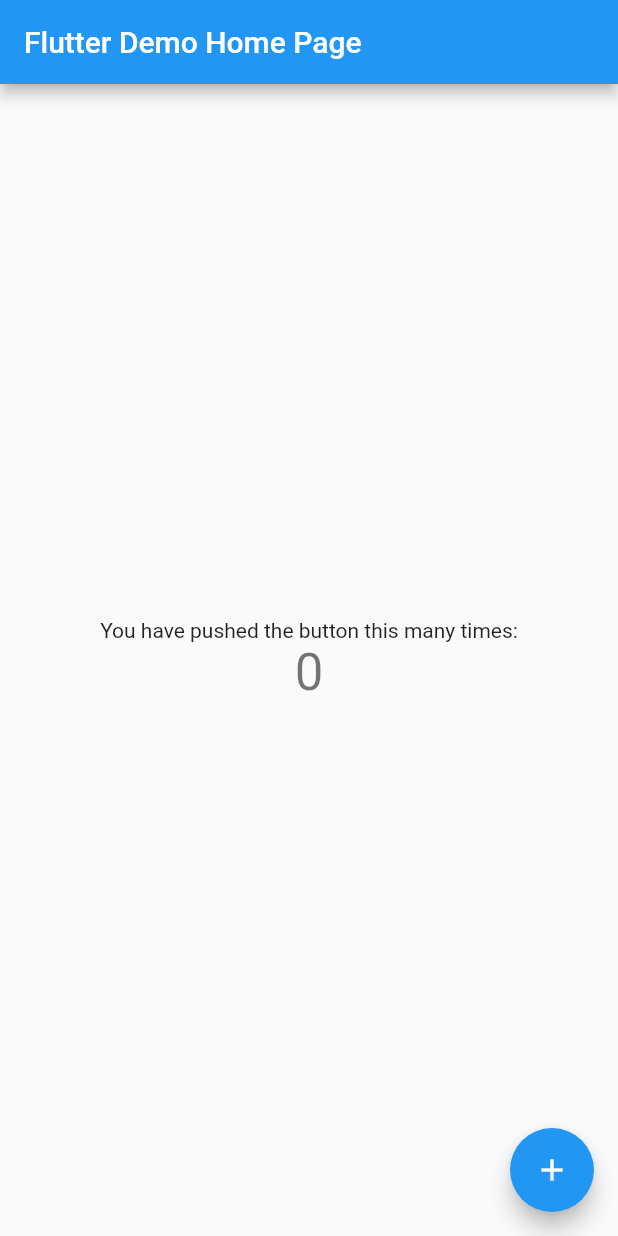
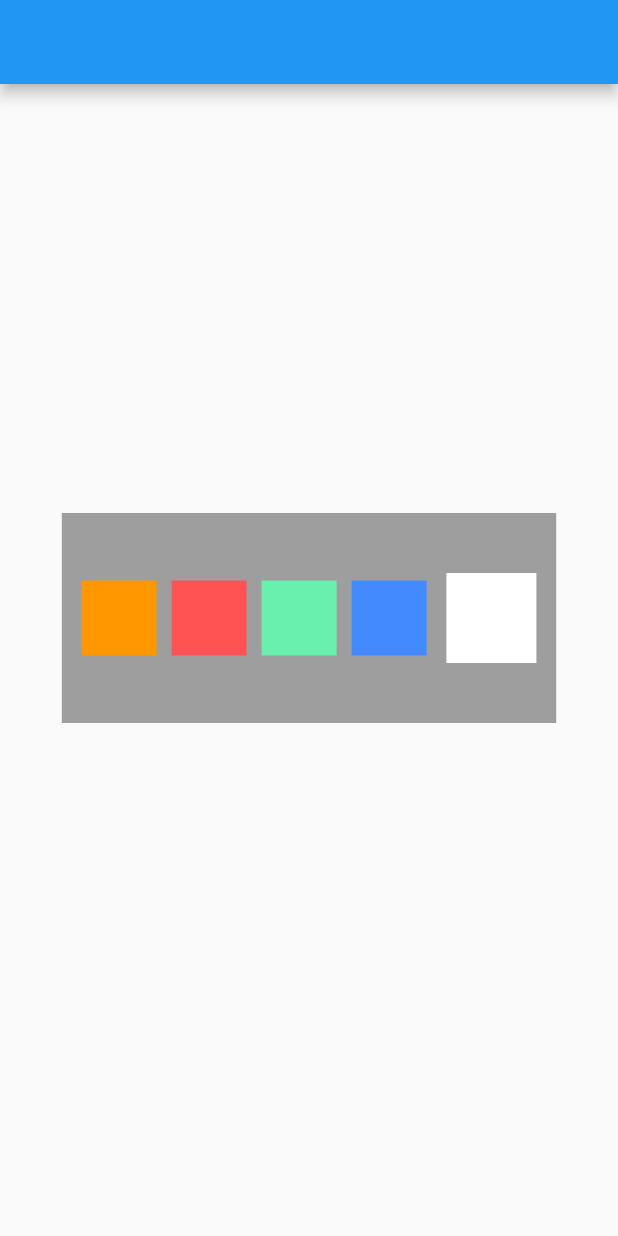
Before and after one commit to blakewood84/flutter-sweet-captcha, a Flutter app: the screen it shows after launch, on a phone screen of 412 x 824 dp. Run offline on Flutter 3.47's test engine with Material 2 defaults, Android fonts, the phone set to English and light mode, and no system bars.

```diff
--- a/lib/main.dart
+++ b/lib/main.dart
@@ -1,115 +1,116 @@
 import 'package:flutter/material.dart';
 
 void main() {
-  runApp(const MyApp());
+  runApp(const App());
 }
 
-class MyApp extends StatelessWidget {
-  const MyApp({super.key});
+enum CaptchaOptions { one, two, three, four }
 
-  // This widget is the root of your application.
+class App extends StatelessWidget {
+  const App({super.key});
+
   @override
   Widget build(BuildContext context) {
     return MaterialApp(
-      title: 'Flutter Demo',
+      title: 'Sweet Captcha Demo',
       theme: ThemeData(
-        // This is the theme of your application.
-        //
-        // Try running your application with "flutter run". You'll see the
-        // application has a blue toolbar. Then, without quitting the app, try
-        // changing the primarySwatch below to Colors.green and then invoke
-        // "hot reload" (press "r" in the console where you ran "flutter run",
-        // or simply save your changes to "hot reload" in a Flutter IDE).
-        // Notice that the counter didn't reset back to zero; the application
-        // is not restarted.
         primarySwatch: Colors.blue,
       ),
-      home: const MyHomePage(title: 'Flutter Demo Home Page'),
+      home: Scaffold(
+        extendBodyBehindAppBar: true,
+        appBar: AppBar(),
+        body: LayoutBuilder(
+          builder: (_, constraints) {
+            final width = constraints.maxWidth;
+            final height = constraints.maxHeight;
+
+            return SizedBox(
+              height: height,
+              width: width,
+              child: Column(
+                mainAxisAlignment: MainAxisAlignment.center,
+                crossAxisAlignment: CrossAxisAlignment.center,
+                children: [
+                  Container(
+                    width: width * .8,
+                    height: 140,
+                    color: Colors.grey,
+                    child: Row(
+                      mainAxisAlignment: MainAxisAlignment.spaceEvenly,
+                      children: [
+                        Row(
+                          children: [
+                            Draggable(
+                              data: CaptchaOptions.one,
+                              feedback: Container(
+                                width: 50,
+                                height: 50,
+                                color: Colors.orange,
+                              ),
+                              child: Container(
+                                width: 50,
+                                height: 50,
+                                color: Colors.orange,
+                              ),
+                            ),
+                            const SizedBox(width: 10.0),
+                            Draggable(
+                              data: CaptchaOptions.one,
+                              feedback: Container(
+                                width: 50,
+                                height: 50,
+                                color: Colors.redAccent,
+                              ),
+                              child: Container(
+                                width: 50,
+                                height: 50,
+                                color: Colors.redAccent,
+                              ),
+                            ),
+                            const SizedBox(width: 10.0),
+                            Draggable(
+                              data: CaptchaOptions.one,
+                              feedback: Container(
+                                width: 50,
+                                height: 50,
+                                color: Colors.greenAccent,
+                              ),
+                              child: Container(
+                                width: 50,
+                                height: 50,
+                                color: Colors.greenAccent,
+                              ),
+                            ),
+                            const SizedBox(width: 10.0),
+                            Draggable(
+                              data: CaptchaOptions.one,
+                              feedback: Container(
+                                width: 50,
+                                height: 50,
+                                color: Colors.blueAccent,
+                              ),
+                              child: Container(
+                                width: 50,
+                                height: 50,
+                                color: Colors.blueAccent,
+                              ),
+                            ),
+                          ],
+                        ),
+                        Container(
+                          width: 60,
+                          height: 60,
+                          color: Colors.white,
+                        ),
+                      ],
+                    ),
+                  )
+                ],
+              ),
+            );
+          },
+        ),
+      ),
     );
   }
 }
-
-class MyHomePage extends StatefulWidget {
-  const MyHomePage({super.key, required this.title});
-
-  // This widget is the home page of your application. It is stateful, meaning
-  // that it has a State object (defined below) that contains fields that affect
-  // how it looks.
-
-  // This class is the configuration for the state. It holds the values (in this
-  // case the title) provided by the parent (in this case the App widget) and
-  // used by the build method of the State. Fields in a Widget subclass are
-  // always marked "final".
-
-  final String title;
-
-  @override
-  State<MyHomePage> createState() => _MyHomePageState();
-}
-
-class _MyHomePageState extends State<MyHomePage> {
-  int _counter = 0;
-
-  void _incrementCounter() {
-    setState(() {
-      // This call to setState tells the Flutter framework that something has
-      // changed in this State, which causes it to rerun the build method below
-      // so that the display can reflect the updated values. If we changed
-      // _counter without calling setState(), then the build method would not be
-      // called again, and so nothing would appear to happen.
-      _counter++;
-    });
-  }
-
-  @override
-  Widget build(BuildContext context) {
-    // This method is rerun every time setState is called, for instance as done
-    // by the _incrementCounter method above.
-    //
-    // The Flutter framework has been optimized to make rerunning build methods
-    // fast, so that you can just rebuild anything that needs updating rather
-    // than having to individually change instances of widgets.
-    return Scaffold(
-      appBar: AppBar(
-        // Here we take the value from the MyHomePage object that was created by
-        // the App.build method, and use it to set our appbar title.
-        title: Text(widget.title),
-      ),
-      body: Center(
-        // Center is a layout widget. It takes a single child and positions it
-        // in the middle of the parent.
-        child: Column(
-          // Column is also a layout widget. It takes a list of children and
-          // arranges them vertically. By default, it sizes itself to fit its
-          // children horizontally, and tries to be as tall as its parent.
-          //
-          // Invoke "debug painting" (press "p" in the console, choose the
-          // "Toggle Debug Paint" action from the Flutter Inspector in Android
-          // Studio, or the "Toggle Debug Paint" command in Visual Studio Code)
-          // to see the wireframe for each widget.
-          //
-          // Column has various properties to control how it sizes itself and
-          // how it positions its children. Here we use mainAxisAlignment to
-          // center the children vertically; the main axis here is the vertical
-          // axis because Columns are vertical (the cross axis would be
-          // horizontal).
-          mainAxisAlignment: MainAxisAlignment.center,
-          children: <Widget>[
-            const Text(
-              'You have pushed the button this many times:',
-            ),
-            Text(
-              '$_counter',
-              style: Theme.of(context).textTheme.headlineMedium,
-            ),
-          ],
-        ),
-      ),
-      floatingActionButton: FloatingActionButton(
-        onPressed: _incrementCounter,
-        tooltip: 'Increment',
-        child: const Icon(Icons.add),
-      ), // This trailing comma makes auto-formatting nicer for build methods.
-    );
-  }
-}
```
Also changed, not shown: 1 other file.
